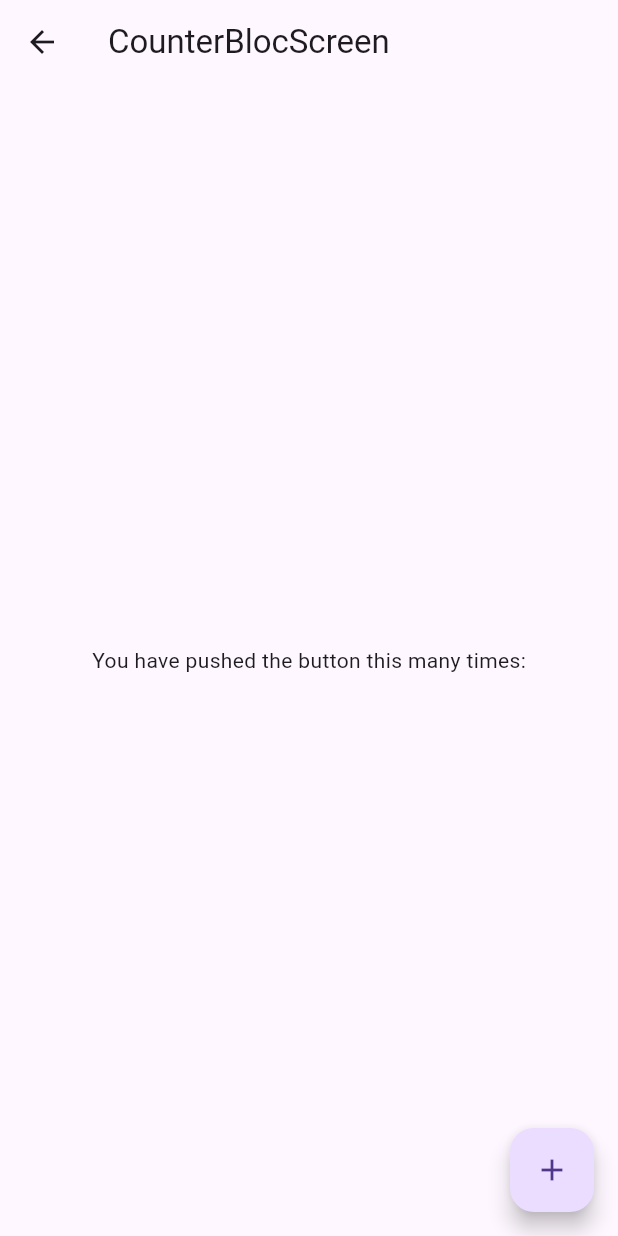
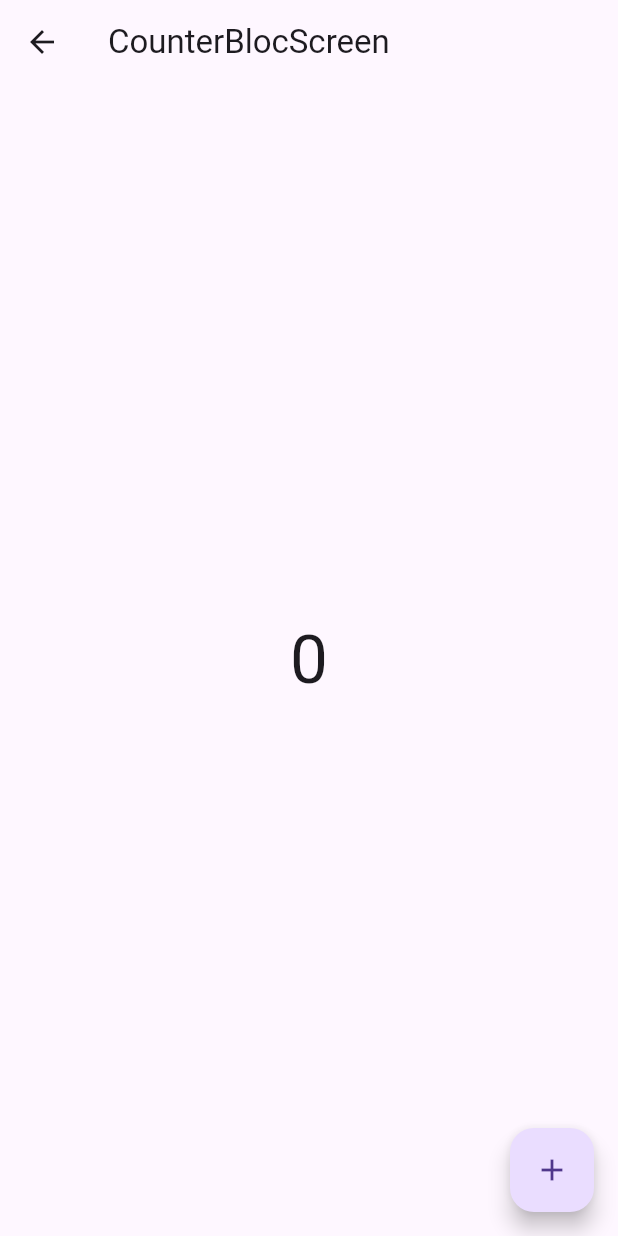
Before and after one commit to msiprime/flutterwiz, a Flutter app: the screen it shows after launch, after a tap on an icon or button, on a phone screen of 412 x 824 dp. Run offline on Flutter 3.47's test engine with Material 3 defaults, Android fonts, the phone set to English and light mode, and no system bars; our stand-ins replace equatable, flutter_bloc, flutter_hooks, fpdart, gap, hydrated_bloc and 2 more; statements that could not run were skipped.

Commit message:
bloc testing learning

```diff
--- a/lib/features/counter_bloc/pages/counter_bloc_screen.dart
+++ b/lib/features/counter_bloc/pages/counter_bloc_screen.dart
@@ -7,9 +7,19 @@ class CounterBlocScreen extends StatelessWidget {
 
   @override
   Widget build(BuildContext context) {
-    return BlocProvider(
+    return BlocProvider<CounterBloc>(
       create: (context) => CounterBloc(),
-      child: Scaffold(
+      child: const CounterScreenView(),
+    );
+  }
+}
+
+class CounterScreenView extends StatelessWidget {
+  const CounterScreenView({super.key});
+
+  @override
+  Widget build(BuildContext context) {
+    return Scaffold(
       appBar: AppBar(
         title: const Text('CounterBlocScreen'),
       ),
@@ -20,15 +30,19 @@ class CounterBlocScreen extends StatelessWidget {
         tooltip: 'Increment',
         child: const Icon(Icons.add),
       ),
-        body: const Center(
+      body: Center(
         child: Column(
           mainAxisAlignment: MainAxisAlignment.center,
           children: <Widget>[
-              Text(
-                'You have pushed the button this many times:',
+            BlocBuilder<CounterBloc, int>(
+              builder: (context, state) {
+                return Text(
+                  '$state',
+                  style: Theme.of(context).textTheme.displayMedium,
+                );
+              },
             ),
           ],
-          ),
         ),
       ),
     );
```
Also changed, not shown: pubspec.yaml (+6 -7 lines), pubspec.lock, 1 other file. Lines whose indentation alone changed are shown as unchanged.
